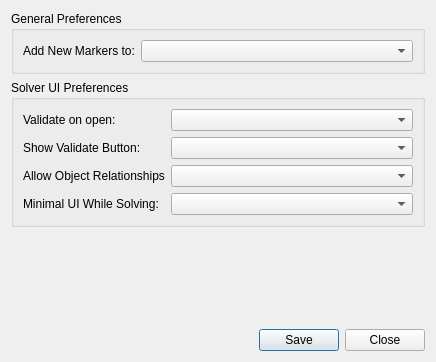
First picture: the form in python/mmSolver/tools/userprefswindow/ui/pref_layout.ui, repository david-cattermole/mayaMatchMoveSolver, before the edit.
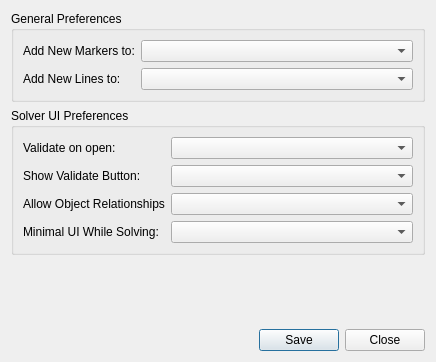
Second picture: the form after the edit.

Commit message: Allow adding Line objects to Solver UI

```diff
--- a/python/mmSolver/tools/userprefswindow/ui/pref_layout.ui
+++ b/python/mmSolver/tools/userprefswindow/ui/pref_layout.ui
@@ -32,6 +32,16 @@
         <item row="0" column="1">
          <widget class="QComboBox" name="addNewMarkersToComboBox"/>
         </item>
+        <item row="1" column="0">
+         <widget class="QLabel" name="addNewLinesToLabel">
+          <property name="text">
+           <string>Add New Lines to:</string>
+          </property>
+         </widget>
+        </item>
+        <item row="1" column="1">
+         <widget class="QComboBox" name="addNewLinesToComboBox"/>
+        </item>
        </layout>
       </item>
      </layout>
```
The commit also changes 19 other files.
